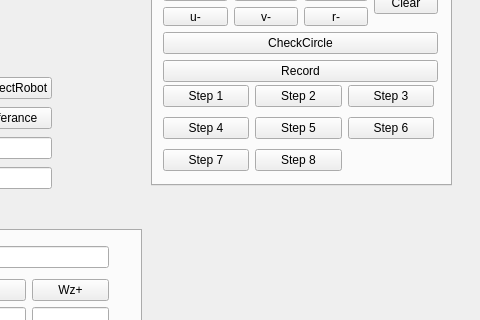
Old version of the form mainwindow.ui in the repository fengyu1993/Microscopic_Visual_Servoing; both pictures show x 739 to 1219 and y 108 to 428 of the 1219 by 830 pixel window.
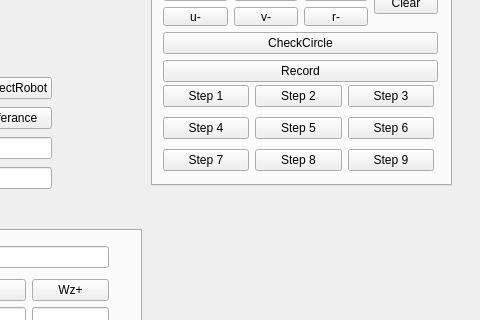
New version of the form. Custom widgets are drawn as their Qt base class.

The edit to the form file:
```diff
--- a/mainwindow.ui
+++ b/mainwindow.ui
@@ -1004,6 +1004,16 @@
          </property>
         </widget>
        </item>
+       <item row="2" column="2">
+        <widget class="QPushButton" name="Calibration_Step_9">
+         <property name="text">
+          <string>Step 9</string>
+         </property>
+         <property name="checkable">
+          <bool>true</bool>
+         </property>
+        </widget>
+       </item>
       </layout>
      </widget>
     </widget>
```
Left out of the diff: 3 changed lines with no effect on the pictures.
